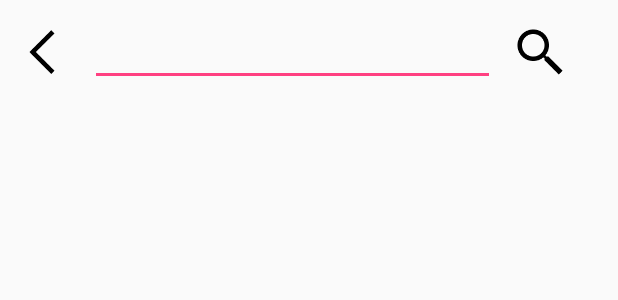
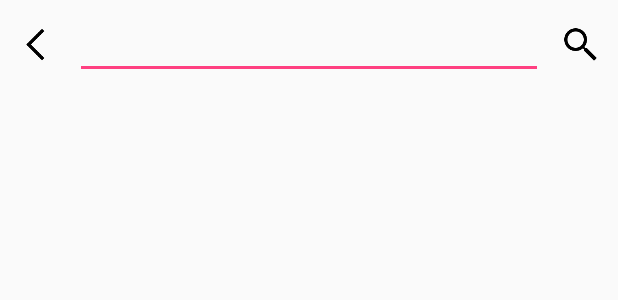
Before and after one commit to mo-mu/callrock, an Android app: the layout activity_search.xml on its own in the app's theme, with its tools: preview values and no code run, on a phone screen of 412 x 824 dp. Shown: the top 300 px of the screen. Run offline under Robolectric (Android 15) with nearby library versions, the phone set to English and light mode, and no system bars; network calls fail; Roboto replaces fonts that are not available here.

Commit message:
1. 키워드 입력 후 검색버튼눌렀을 때 키워드가 포함된 결과 리스트로 뿌려줌 2. 검색에서 엔터눌렀을 때  결과보여주도록 함. (엔터누르는 시기에 따라 아직 버그가 존재)

```diff
--- a/app/src/main/res/layout/activity_search.xml
+++ b/app/src/main/res/layout/activity_search.xml
@@ -4,31 +4,42 @@
               android:layout_height="match_parent"
               android:orientation="vertical">
 
-    <LinearLayout
+    <FrameLayout
         android:layout_width="match_parent"
-        android:layout_height="70dp"
+        android:layout_height="60dp"
         android:gravity="center_vertical"
         android:orientation="horizontal">
 
         <ImageView
             android:id="@+id/btn_back"
-            android:layout_width="60dp"
-            android:layout_height="60dp"
+            android:layout_width="50dp"
+            android:layout_height="50dp"
             android:padding="12dp"
+            android:layout_gravity="left|center"
             android:src="@drawable/ic_back_black"/>
 
         <android.support.v7.widget.AppCompatAutoCompleteTextView
             android:id="@+id/autoTextView"
-            android:layout_width="270dp"
+            android:layout_width="match_parent"
             android:layout_height="wrap_content"
+            android:layout_marginLeft="50dp"
+            android:layout_marginRight="50dp"
+            android:layout_gravity="center"
             android:maxLines="1"/>
 
         <ImageView
             android:id="@+id/btn_search"
-            android:layout_width="60dp"
-            android:layout_height="60dp"
+            android:layout_width="50dp"
+            android:layout_height="50dp"
             android:padding="12dp"
+            android:layout_gravity="right|center"
             android:src="@drawable/ic_search_black"/>
-    </LinearLayout>
+    </FrameLayout>
+
+    <android.support.v7.widget.RecyclerView
+        android:id="@+id/recyclerView"
+        android:layout_width="match_parent"
+        android:layout_height="match_parent"/>
+
 
 </LinearLayout>
```
Also changed, not shown: app/src/main/java/com/momu/callrock/activity/SearchActivity.java (+67 -2 lines), app/src/main/java/com/momu/callrock/adapter/SearchAdapter.java (added, +56 -0 lines), app/src/main/java/com/momu/callrock/item/SearchItem.java (added, +34 -0 lines), app/src/main/java/com/momu/callrock/sql/DatabaseAccess.java (+30 -1 lines), app/src/main/res/layout/item_dropdown.xml (deleted, +0 -15 lines), app/src/main/res/layout/item_search.xml (added, +9 -0 lines), 1 other file.
